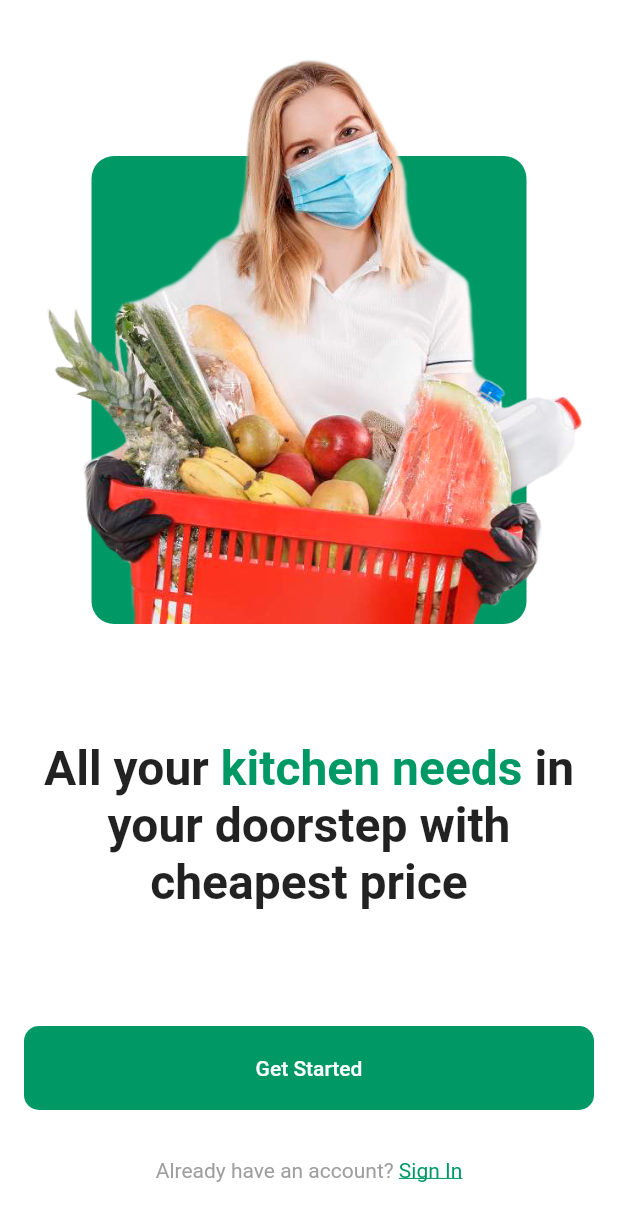
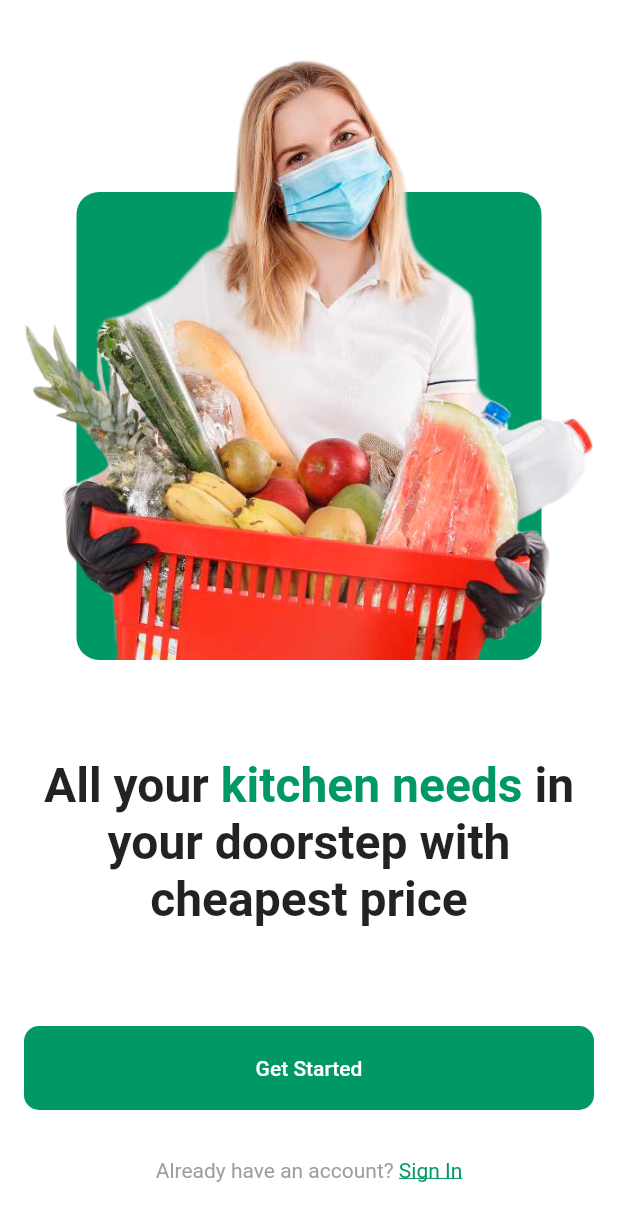
Before and after one commit to CabelloIsaac/grocery-flutter, a Flutter app: the screen it shows after launch, on a phone screen of 412 x 824 dp. Shown: the top 1221 px of the screen. Run offline on Flutter 3.47's test engine with Material 2 defaults, Android fonts, the phone set to English and light mode, and no system bars; our stand-ins replace google_fonts; Roboto replaces fonts that are missing (Oxygen).

Commit message:
Fix welcome screen
- Cut header image
- remove some paddings

```diff
--- a/lib/ui/screens/welcome/widgets/header_image.dart
+++ b/lib/ui/screens/welcome/widgets/header_image.dart
@@ -22,15 +22,12 @@ class HeaderImage extends StatelessWidget {
               color: MyColors.primary,
               borderRadius: BorderRadius.circular(15),
             ),
-            width: width - 60,
-            margin: const EdgeInsets.fromLTRB(45, 40, 45, 0),
+            width: width,
+            margin: const EdgeInsets.fromLTRB(35, 40, 35, 0),
             height: width - 100,
           ),
         ),
-        Image.asset(
-          "assets/images/woman-welcome.png",
-          width: width - 32,
-        ),
+        Image.asset("assets/images/woman-welcome.png", width: width),
       ],
     );
   }
```
Also changed, not shown: assets/images/woman-welcome.png.
